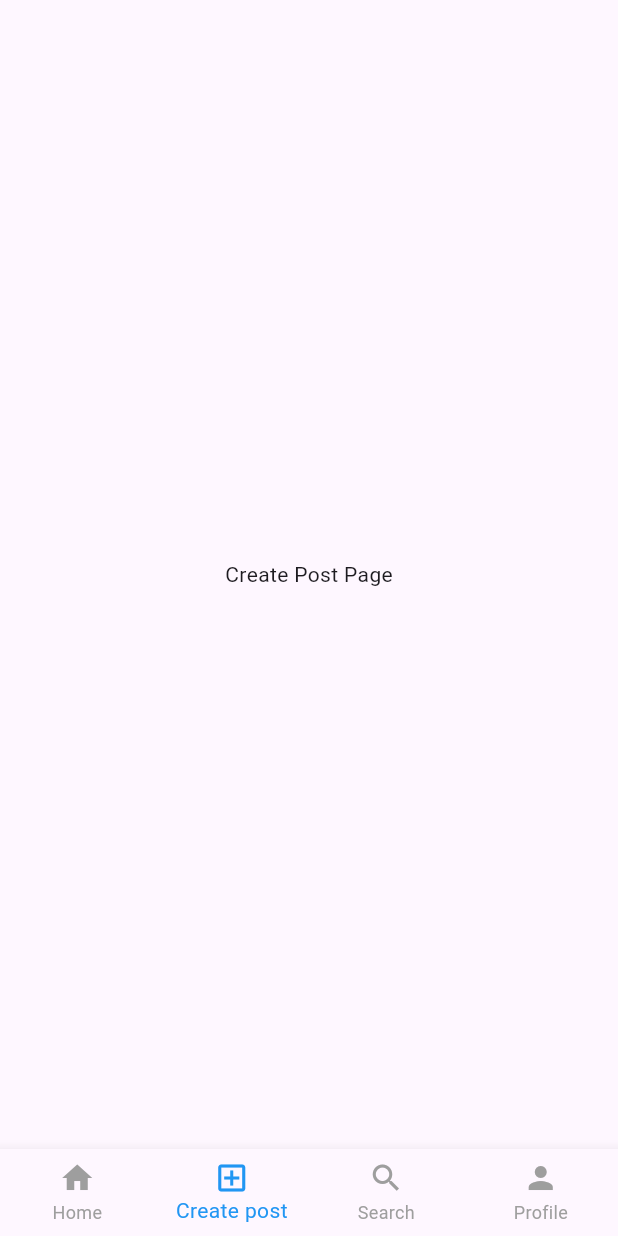
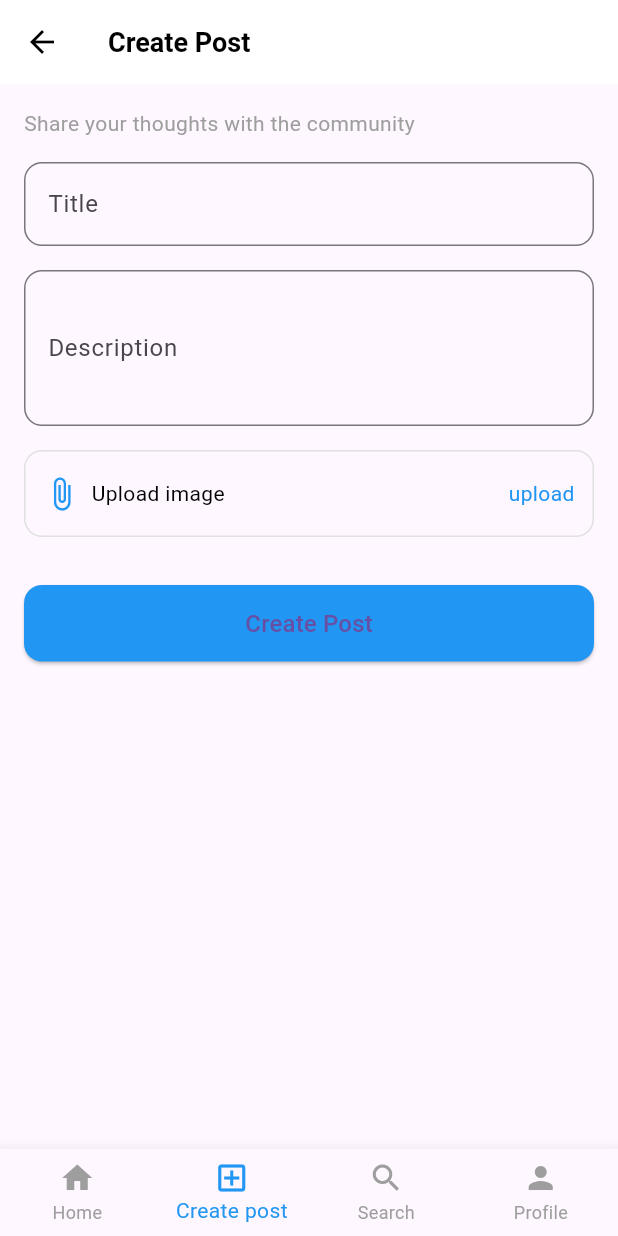
Before and after one commit to krishna25008/blog-app, a Flutter app: the MainScreen screen opened directly, item 2 of the bottom bar chosen, on a phone screen of 412 x 824 dp. Run offline on Flutter 3.47's test engine with Material 3 defaults, Android fonts, the phone set to English and light mode, and no system bars; our stand-ins replace cached_network_image, image_picker, jwt_decoder, shared_preferences; missing offline and left inert: dart:ffi; accounts and stored records are empty; network calls fail.

Commit message:
profile page

```diff
--- a/frontend/lib/models/post.dart
+++ b/frontend/lib/models/post.dart
@@ -1,3 +1,5 @@
+import 'dart:ffi';
+
 class Post {
   final String id;
   final String username;
@@ -5,6 +7,7 @@ class Post {
   final String userImage;
   final String postImage;
   final String caption;
+  bool isLiked;
   int likes;
   int comments;
 
@@ -15,7 +18,8 @@ class Post {
     required this.userImage,
     required this.postImage,
     required this.caption,
-    this.likes = 0,
+    required this.isLiked,
+    this.likes =0,
     this.comments = 0,
   });
 
@@ -27,6 +31,7 @@ class Post {
       userImage: json["userImage"]?? "https://picsum.photos/200",
       postImage: json["postImage"],
       caption: json["caption"],
+      isLiked: json["is_liked"],
       likes: json["likes"],
       comments: json["comments"],
     );
--- /dev/null
+++ b/frontend/lib/pages/createNewPost.dart
@@ -0,0 +1,174 @@
+import 'dart:io';
+import 'package:flutter/material.dart';
+import 'package:image_picker/image_picker.dart';
+import '../services/api_service.dart';
+class CreatePostPage extends StatefulWidget {
+  final VoidCallback? onPostCreated;
+  const CreatePostPage({super.key,required this.onPostCreated});
+  @override
+  State<CreatePostPage> createState() => _CreatePostPageState();
+}
+
+class _CreatePostPageState extends State<CreatePostPage> {
+  final TextEditingController _titleController = TextEditingController();
+  final TextEditingController _descController = TextEditingController();
+  final ImagePicker _picker = ImagePicker();
+  File? _selectedImage;
+  bool _isLoading = false;
+  Future<void> _pickImage() async {
+    final XFile? pickedFile = await _picker.pickImage(source: ImageSource.gallery);
+
+    if (pickedFile != null) {
+      setState(() {
+        _selectedImage = File(pickedFile.path);
+      });
+    }
+  }
+  Future<void> _createPost() async {
+    if (_titleController.text.isEmpty ||
+        _descController.text.isEmpty ||
+        _selectedImage == null) {
+      ScaffoldMessenger.of(context).showSnackBar(
+        const SnackBar(content: Text("Please fill all fields and select an image")),
+      );
+      return;
+    }
+
+    setState(() => _isLoading = true);
+    try {
+
+      final response = await ApiService.createPost(
+        title:_titleController.text,
+        content: _descController.text,
+        imageFile: _selectedImage!
+      );
+      if (!mounted) return;
+      if (response.statusCode == 201) {
+        if (mounted) {
+          ScaffoldMessenger.of(context).showSnackBar(
+            const SnackBar(content: Text("Post created successfully!")),
+          );
+          // Navigator.pop(context);
+          widget.onPostCreated?.call();
+        }
+      } else {
+        ScaffoldMessenger.of(context).showSnackBar(
+          SnackBar(content: Text("Error: ${response.statusCode}")),
+        );
+      }
+    } catch (e) {
+      ScaffoldMessenger.of(context).showSnackBar(
+        SnackBar(content: Text("Error: $e")),
+      );
+    } finally {
+      if(mounted) {
+        setState(() => _isLoading = false);
+      }
+    }
+  }
+  @override
+  Widget build(BuildContext context) {
+    return Scaffold(
+      appBar: AppBar(
+        leading: const BackButton(color: Colors.black),
+        title: const Text(
+          "Create Post",
+          style: TextStyle(
+              fontWeight: FontWeight.bold, color: Colors.black, fontSize: 18),
+        ),
+        backgroundColor: Colors.white,
+        elevation: 0,
+      ),
+      body: SingleChildScrollView(
+        padding: const EdgeInsets.all(16),
+        child: Column(
+          crossAxisAlignment: CrossAxisAlignment.start,
+          children: [
+            const Text(
+              "Share your thoughts with the community",
+              style: TextStyle(fontSize: 14, color: Colors.grey),
+            ),
+            const SizedBox(height: 16),
+
+            // Title field
+            TextField(
+              controller: _titleController,
+              decoration: InputDecoration(
+                labelText: "Title",
+                hintText: "eg. Dive into the perfect",
+                border:
+                OutlineInputBorder(borderRadius: BorderRadius.circular(12)),
+              ),
+            ),
+            const SizedBox(height: 16),
+
+            // Description field
+            TextField(
+              controller: _descController,
+              maxLines: 3,
+              decoration: InputDecoration(
+                labelText: "Description",
+                hintText: "eg. Dive into the perfect",
+                border:
+                OutlineInputBorder(borderRadius: BorderRadius.circular(12)),
+              ),
+            ),
+            const SizedBox(height: 16),
+
+            // Upload Image row
+            InkWell(
+              onTap: () async {
+                await _pickImage();
+              },
+              child: Container(
+                padding:
+                const EdgeInsets.symmetric(horizontal: 12, vertical: 16),
+                decoration: BoxDecoration(
+                  borderRadius: BorderRadius.circular(12),
+                  border: Border.all(color: Colors.grey.shade300),
+                ),
+                child: Row(
+                  children: [
+                    const Icon(Icons.attach_file, color: Colors.blue),
+                    const SizedBox(width: 8),
+                    const Text("Upload image",
+                        style: TextStyle(color: Colors.black)),
+                    const Spacer(),
+                    Text(
+                      _selectedImage == null ? "upload" : "selected",
+                      style: const TextStyle(color: Colors.blue),
+                    ),
+                  ],
+                ),
+              ),
+            ),
+            const SizedBox(height: 32),
+
+            // Create Post Button
+            SizedBox(
+              width: double.infinity,
+              child: ElevatedButton(
+                onPressed: () {
+                  print("Title: ${_titleController.text}");
+                  print("Desc: ${_descController.text}");
+                  print("Image: $_selectedImage");
+                  _createPost();
+                },
+                style: ElevatedButton.styleFrom(
+                  backgroundColor: Colors.blue,
+                  padding: const EdgeInsets.symmetric(vertical: 14),
+                  shape: RoundedRectangleBorder(
+                      borderRadius: BorderRadius.circular(12)),
+                ),
+                child: _isLoading? const CircularProgressIndicator(color: Colors.white):const Text(
+                  "Create Post",
+                  style: TextStyle(fontSize: 16, fontWeight: FontWeight.w500),
+                ),
+              ),
+            ),
+          ],
+        ),
+      ),
+    );
+  }
+}
--- a/frontend/lib/pages/main_screen.dart
+++ b/frontend/lib/pages/main_screen.dart
@@ -1,5 +1,7 @@
 import 'package:flutter/material.dart';
 import 'home_page.dart';
+import 'createNewPost.dart';
+import 'profile.dart';
 class MainScreen extends StatefulWidget {
   const MainScreen({super.key});
 
@@ -9,16 +11,25 @@ class MainScreen extends StatefulWidget {
 
 class _MainScreenState extends State<MainScreen> {
   int _currentIndex = 0;
+  @override
+  void initState(){
+    super.initState();
 
-  final List<Widget> _pages = [
-    const HomePage(),
-    const CreatePostPage(),
-    const SearchPage(),
-    const ProfilePage(),
-  ];
-
+  }
   @override
   Widget build(BuildContext context) {
+    final List<Widget> _pages=[
+      HomePage(key: UniqueKey(),),
+      CreatePostPage(
+        onPostCreated: () {
+          setState(() {
+            _currentIndex = 0;
+          });
+        },
+      ),
+      const SearchPage(),
+      const ProfilePage(),
+    ];
     return Scaffold(
       body: IndexedStack(
         index: _currentIndex,
@@ -53,20 +64,9 @@ class _MainScreenState extends State<MainScreen> {
 //   Widget build(BuildContext context) => const Center(child: Text("Home Page"));
 // }
 
-class CreatePostPage extends StatelessWidget {
-  const CreatePostPage({super.key});
-  @override
-  Widget build(BuildContext context) => const Center(child: Text("Create Post Page"));
-}
 
 class SearchPage extends StatelessWidget {
   const SearchPage({super.key});
   @override
   Widget build(BuildContext context) => const Center(child: Text("Search Page"));
 }
-
-class ProfilePage extends StatelessWidget {
-  const ProfilePage({super.key});
-  @override
-  Widget build(BuildContext context) => const Center(child: Text("Profile Page"));
-}
--- a/frontend/lib/pages/postCard.dart
+++ b/frontend/lib/pages/postCard.dart
@@ -1,16 +1,50 @@
 import 'package:flutter/material.dart';
 import '../models/post.dart';
-
+import '../services/api_service.dart';
+import 'package:cached_network_image/cached_network_image.dart';
 class PostCard extends StatefulWidget {
   final Post post;
-  const PostCard({super.key, required this.post});
-
+  final String? token;
+  const PostCard({super.key, required this.post,required this.token});
   @override
   State<PostCard> createState() => _PostCardState();
 }
+class _PostCardState extends State<PostCard> {
+  bool _isLoading = false;
 
-class _PostCardState extends State<PostCard> {
-  bool isLiked = false;
+  Future<void> clickLike() async{
+    if(_isLoading) return;
+    setState(() {
+      _isLoading = true;
+      if (widget.post.isLiked) {
+        widget.post.isLiked = false;
+        widget.post.likes -= 1;
+      } else {
+        widget.post.isLiked = true;
+        widget.post.likes += 1;
+      }
+    });
+    try{
+      await ApiService.clickLiked(widget.post.id, widget.token??" ");
+    }
+    catch(e){
+      setState(() {
+        if (widget.post.isLiked) {
+          widget.post.isLiked = false;
+          widget.post.likes -= 1;
+        } else {
+          widget.post.isLiked = true;
+          widget.post.likes += 1;
+        }
+      });
+      print("Like error: $e");
+    }
+    finally{
+      setState(() {
+        _isLoading = false;
+      });
+    }
+  }
   @override
   Widget build(BuildContext context) {
     return Card(
@@ -33,9 +67,23 @@ class _PostCardState extends State<PostCard> {
           // Post Image
           ClipRRect(
             borderRadius: BorderRadius.circular(12),
-            child: Image.network(widget.post.postImage, fit: BoxFit.cover),
+            child: CachedNetworkImage(
+              imageUrl: widget.post.postImage,        // your post image URL
+              fit: BoxFit.cover,
+              placeholder: (context, url) => Container(
+                height: 200,                          // same height as your image
+                width: double.infinity,
+                alignment: Alignment.center,
+                child: const CircularProgressIndicator(), // loading spinner
+              ),
+              errorWidget: (context, url, error) => Container(
+                height: 200,
+                width: double.infinity,
+                color: Colors.grey[300],
+                child: const Icon(Icons.broken_image, color: Colors.grey),
+              ),
+            ),
           ),
-
           // Like n Comment Row
           Padding(
             padding: const EdgeInsets.symmetric(horizontal: 12, vertical: 8),
@@ -43,13 +91,12 @@ class _PostCardState extends State<PostCard> {
               children: [
                 IconButton(
                   icon: Icon(
-                    isLiked ? Icons.favorite : Icons.favorite_border,
+                    widget.post.isLiked ? Icons.favorite : Icons.favorite_border,
                     color: Colors.red,
                   ),
                   onPressed: () {
                     setState(() {
-                      isLiked = !isLiked;
-                      widget.post.likes += isLiked ? 1 : -1;
+                      clickLike();
                     });
                   },
                 ),
--- a/frontend/lib/pages/signup_page.dart
+++ b/frontend/lib/pages/signup_page.dart
@@ -52,8 +52,12 @@ class _SignupPageState extends State<SignupPage> {
               Center(
                 child: Column(
                   children: [
-                    Icon(Icons.account_box_rounded,
-                        size: 80, color: Colors.teal),
+                    Image.asset(
+                      'assets/logos/appreciate.png', // your image path
+                      width: 80,
+                      height: 80,
+                      color: Colors.teal, // optional: tint the image like icon color
+                    ),
                     SizedBox(height: 10),
                     Text("appreciate",
                         style: TextStyle(
--- a/frontend/lib/services/api_service.dart
+++ b/frontend/lib/services/api_service.dart
@@ -1,4 +1,5 @@
 import 'dart:convert';
+import 'dart:io';
 import 'package:http/http.dart' as http;
 import 'package:shared_preferences/shared_preferences.dart';
 class ApiService {
@@ -13,7 +14,7 @@ class ApiService {
     );
     final data = jsonDecode(response.body);
     if (response.statusCode == 200) {
-      return jsonDecode(response.body); // success response
+      return jsonDecode(response.body);
     } else {
       throw Exception(data["error"] ?? "Something went wrong");
     }
@@ -47,4 +48,32 @@ class ApiService {
       throw Exception("Failed to fetch posts: ${response.body}");
     }
   }
+  static Future<void> clickLiked(String postId, String token) async{
+    final url = Uri.parse("$baseUrl/api/like/$postId");
+    final response = await http.post(
+      url,
+      headers: {
+        "Content-Type": "application/json",
+        "Authorization": "Bearer $token",
+      },
+    );
+    if (response.statusCode != 200) {
+      throw Exception("Failed to toggle like: ${response.body}");
+    }
+  }
+  static Future<http.StreamedResponse> createPost({
+    required String title,
+    required String content,
+    required File imageFile,
+  }) async {
+    final prefs = await SharedPreferences.getInstance();
+    final token = prefs.getString("token");
+    final uri = Uri.parse("$baseUrl/api/posts");
+    var request = http.MultipartRequest("POST", uri)
+      ..headers["Authorization"] = "Bearer $token"
+      ..fields["title"] = title
+      ..fields["content"] = content
+      ..files.add(await http.MultipartFile.fromPath("file", imageFile.path));
+    return await request.send();
+  }
 }
```
Also changed, not shown: frontend/lib/common/utils/jwt_helper.dart (added, +11 -0 lines), frontend/lib/pages/home_page.dart (+11 -9 lines), frontend/lib/pages/profile.dart (added, +204 -0 lines), frontend/pubspec.yaml (+16 -5 lines), frontend/assets/fonts/Manrope-Bold.ttf (added), frontend/assets/fonts/Manrope-ExtraBold.ttf (added), frontend/assets/fonts/Manrope-ExtraLight.ttf (added), frontend/assets/fonts/Manrope-Light.ttf (added), frontend/assets/fonts/Manrope-Medium.ttf (added), frontend/assets/fonts/Manrope-Regular.ttf (added), frontend/assets/fonts/Manrope-SemiBold.ttf (added), frontend/assets/logos/appreciate.png (added), frontend/pubspec.lock, 9 other files.
